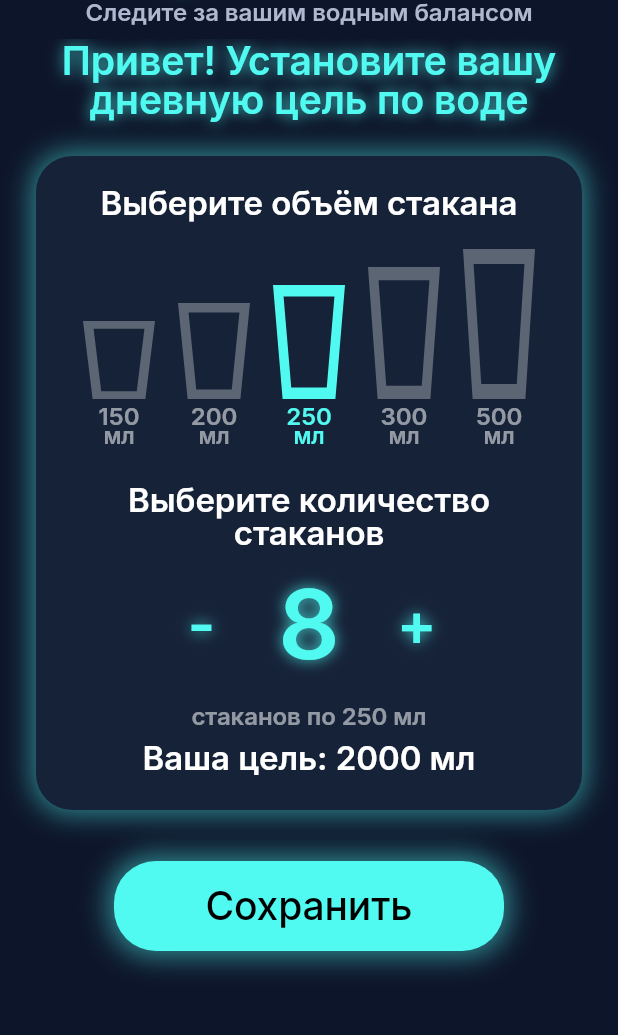
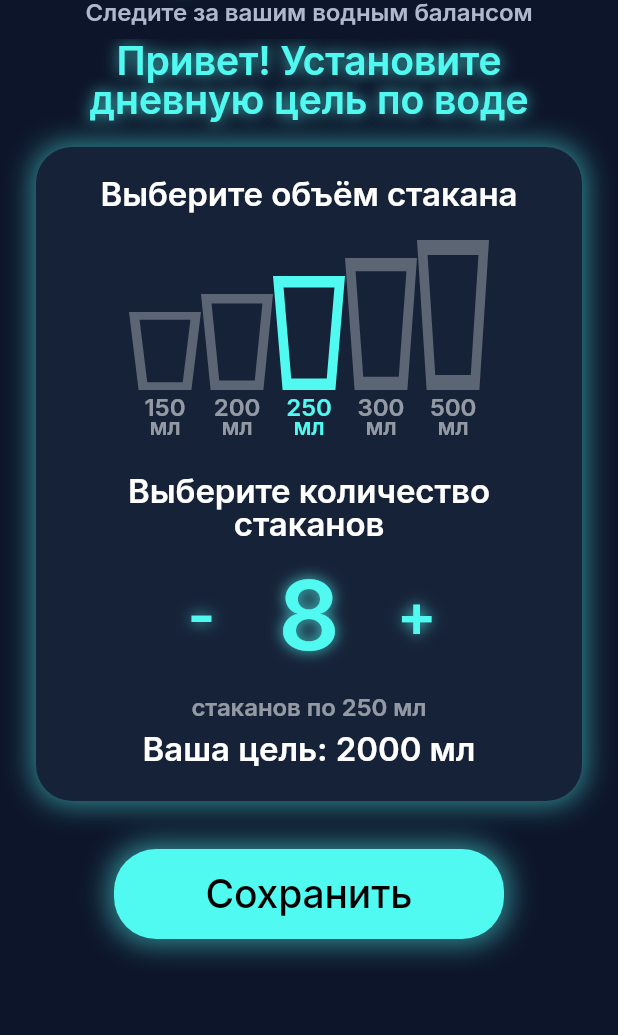
Before and after one commit to kosacheva62-cell/water_tracker_1, a Flutter app: the screen it shows after launch, on a phone screen of 412 x 824 dp, the part 81-1116 px from its top. Run offline on Flutter 3.47's test engine with Material 3 defaults, Android fonts, the light colour scheme and no system bars; our stand-ins replace flutter_svg, shared_preferences, vibration.

Commit message:
на экране "Онбординг" заменён отступ между "Привет! Установите.." и верхней границей блока установки цели на: Для планшетов: 20 пикселей. Для очень маленьких экранов (<600px): 16 пикселей. Для маленьких экранов (<700px): 16 пикселей. Для обычных телефонов: 18 пикселей. Сейчас на экране

```diff
--- a/lib/pages/onboarding_page.dart
+++ b/lib/pages/onboarding_page.dart
@@ -178,8 +178,8 @@ class _OnboardingPageState extends State<OnboardingPage> {
     // Шрифты и размеры для единого блока
     final titleFontSize = isTablet ? 32.0 : (isTinyScreen ? 22.0 : (isSmallScreen ? 24.0 : 26.0));
 
-    // ✅ СИНХРОНИЗИРОВАНО: spaceAfterTitle теперь как в настройках
-    final spaceAfterTitle = isTablet ? 30.0 : (isTinyScreen ? 16.0 : (isSmallScreen ? 18.0 : 24.0));
+    // ✅ ИЗМЕНЕНО: новые значения отступа после заголовка
+    final spaceAfterTitle = isTablet ? 20.0 : (isTinyScreen ? 16.0 : (isSmallScreen ? 16.0 : 18.0));
 
     final minusPlusFontSize = isTablet ? 50.0 : (isTinyScreen ? 34.0 : (isSmallScreen ? 37.0 : 40.0));
     final numberFontSize = isTablet ? 80.0 : (isTinyScreen ? 52.0 : (isSmallScreen ? 58.0 : 64.0));
@@ -221,7 +221,7 @@ class _OnboardingPageState extends State<OnboardingPage> {
 
                       // ✅ ИЗМЕНЕНО: добавлен .copyWith(height: 1.0)
                       Text(
-                        'Привет! Установите вашу дневную цель по воде',
+                        'Привет! Установите дневную цель по воде',
                         textAlign: TextAlign.center,
                         style: TextStyles.title(fontSize: titleFontSize).copyWith(height: 1.0),
                       ),
@@ -254,9 +254,9 @@ class _OnboardingPageState extends State<OnboardingPage> {
 
                             SizedBox(
                               height: 140,
-                              // ⚠️ ПРЕДЫДУЩАЯ ВЕРСИЯ: вызывала переполнение на узких экранах
+                              // ✅ ИСПРАВЛЕНИЕ: center вместо spaceEvenly для предотвращения переполнения
                               child: Row(
-                                mainAxisAlignment: MainAxisAlignment.spaceEvenly,
+                                mainAxisAlignment: MainAxisAlignment.center,
                                 crossAxisAlignment: CrossAxisAlignment.end,
                                 children: [
                                   _buildGlassIcon(150, 52, subtitleFontSize),
```
